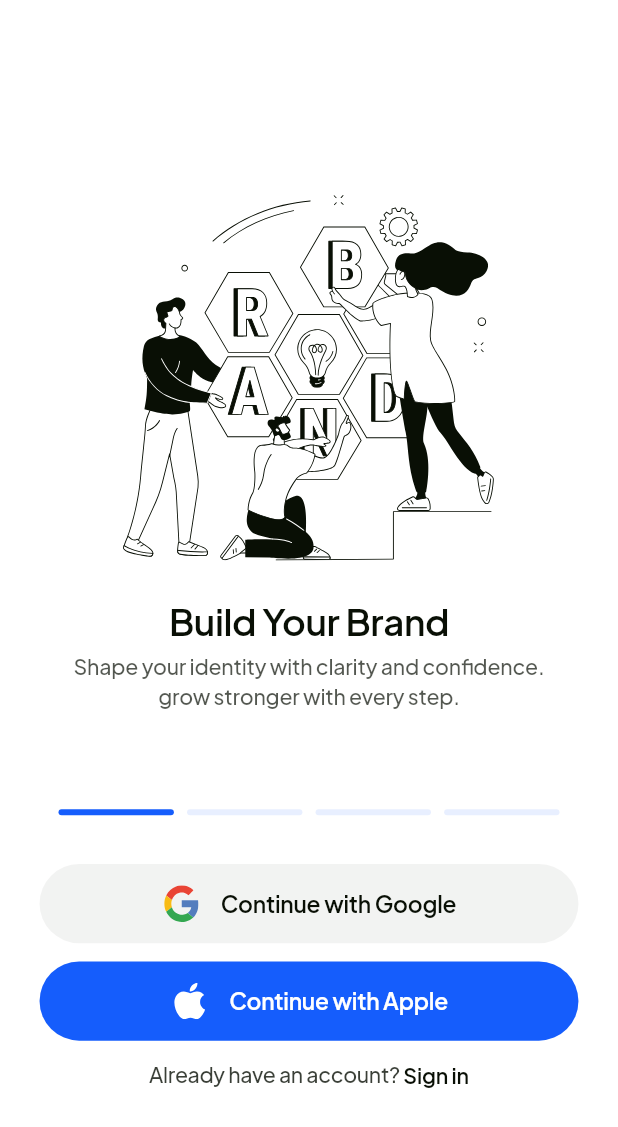
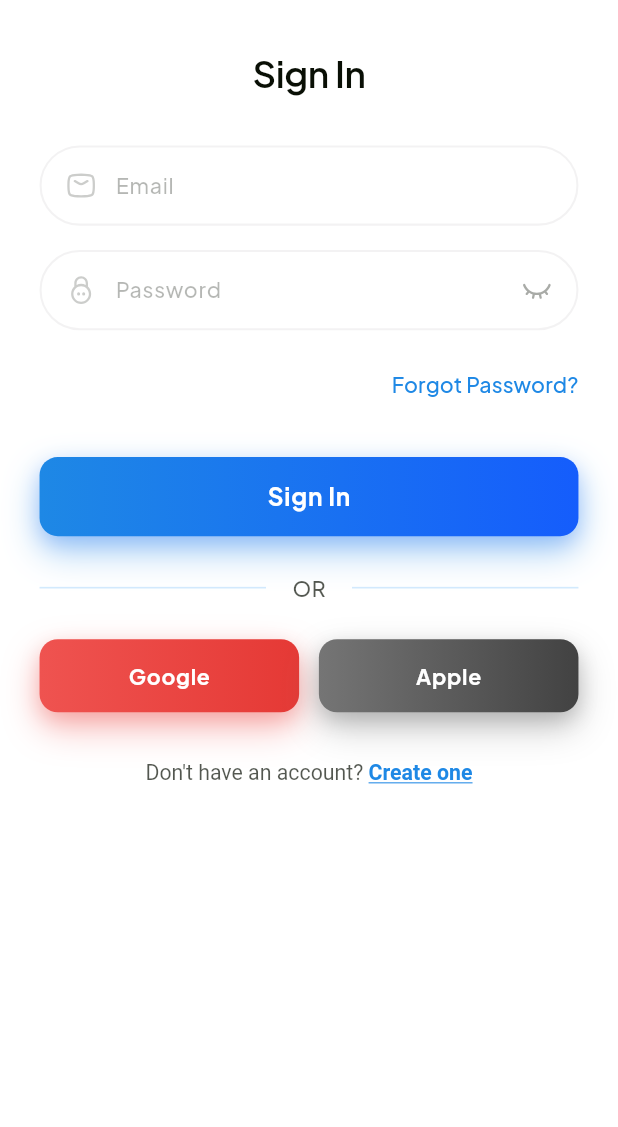
Before and after one commit to Iamsakeeb10/blue-leaf-guide, a Flutter app: the screen it shows after launch, after a tap on "Sign in", on a phone screen of 412 x 824 dp. Shown: the top 1127 px of the screen. Run offline on Flutter 3.47's test engine with Material 3 defaults, Android fonts, the phone set to English and light mode, and no system bars; our stand-ins replace flutter_screenutil, flutter_svg, go_router, google_fonts.

Commit message:
made the textfield

```diff
--- a/lib/app/navigation/app_router.dart
+++ b/lib/app/navigation/app_router.dart
@@ -0,0 +1,18 @@
+import 'package:go_router/go_router.dart';
+
+import '../../features/auth/presentation/screens/sign_in_screen.dart';
+import '../../features/onboarding/presentation/screens/onboarding_screen.dart';
+
+final GoRouter router = GoRouter(
+  initialLocation: '/onboarding',
+  routes: [
+    GoRoute(
+      path: '/onboarding',
+      builder: (context, state) => const OnboardingScreen(),
+    ),
+    GoRoute(
+      path: '/sign-in',
+      builder: (context, state) => const SignInScreen(),
+    ),
+  ],
+);
--- a/lib/app/theme/app_colors.dart
+++ b/lib/app/theme/app_colors.dart
@@ -11,8 +11,16 @@
   ); // Dark text with 70% opacity
 
   static const Color neutral50 = Color(0x0D090F05);
+  static const Color neutral10 = Color(
+    0x090F050D,
+  ); // Very light overlay / shadow
 
   // 🌿 New Colors
   static const Color brand500 = Color(0xFF155DFC); // Active indicator
   static const Color brand50 = Color(0xFFE8EFFF); // Brand 50
+
+  // 🌿 Dummy Colors
+  static const Color primary = Color(0xFF1E88E5); // Blue
+  static const Color tint = Color(0xFF90CAF9); // Light Blue / Tint
+  static const Color danger = Color(0xFFD32F2F); // Red / Error
 }
--- /dev/null
+++ b/lib/app/utils/sizes.dart
@@ -0,0 +1,125 @@
+import 'package:flutter_screenutil/flutter_screenutil.dart';
+
+/// Padding & Margin
+class AppPadding {
+  static double get p2 => 2.r;
+  static double get p4 => 4.r;
+  static double get p6 => 6.r;
+  static double get p8 => 8.r;
+  static double get p10 => 10.r;
+  static double get p12 => 12.r;
+  static double get p14 => 14.r;
+  static double get p16 => 16.r;
+  static double get p20 => 20.r;
+  static double get p24 => 24.r;
+  static double get p28 => 28.r;
+  static double get p32 => 32.r;
+  static double get p36 => 36.r;
+  static double get p40 => 40.r;
+  static double get p48 => 48.r;
+  static double get p56 => 56.r;
+  static double get p64 => 64.r;
+}
+
+/// Font Sizes
+class AppFontSize {
+  static double get s8 => 8.sp;
+  static double get s10 => 10.sp;
+  static double get s12 => 12.sp;
+  static double get s14 => 14.sp;
+  static double get s16 => 16.sp;
+  static double get s18 => 18.sp;
+  static double get s20 => 20.sp;
+  static double get s22 => 22.sp;
+  static double get s24 => 24.sp;
+  static double get s28 => 28.sp;
+  static double get s32 => 32.sp;
+  static double get s36 => 36.sp;
+  static double get s40 => 40.sp;
+  static double get s48 => 48.sp;
+  static double get s56 => 56.sp;
+}
+
+/// Icon Sizes
+class AppIconSize {
+  static double get xs => 12.sp;
+  static double get sm => 16.sp;
+  static double get md => 24.sp;
+  static double get lg => 32.sp;
+  static double get xl => 40.sp;
+  static double get xxl => 48.sp;
+  static double get xxxl => 56.sp;
+}
+
+/// Radius / Border Radius
+class AppRadius {
+  static double get r2 => 2.r;
+  static double get r4 => 4.r;
+  static double get r6 => 6.r;
+  static double get r8 => 8.r;
+  static double get r10 => 10.r;
+  static double get r12 => 12.r;
+  static double get r16 => 16.r;
+  static double get r20 => 20.r;
+  static double get r24 => 24.r;
+  static double get r28 => 28.r;
+  static double get r32 => 32.r;
+  static double get r40 => 40.r;
+  static double get r48 => 48.r;
+  static double get r56 => 56.r;
+}
+
+/// Widths
+class AppWidth {
+  static double get w20 => 20.w;
+  static double get w40 => 40.w;
+  static double get w50 => 50.w;
+  static double get w60 => 60.w;
+  static double get w80 => 80.w;
+  static double get w100 => 100.w;
+  static double get w120 => 120.w;
+  static double get w150 => 150.w;
+  static double get w180 => 180.w;
+  static double get w200 => 200.w;
+  static double get w250 => 250.w;
+  static double get w300 => 300.w;
+  static double get w350 => 350.w;
+  static double get w400 => 400.w;
+  static double get w500 => 500.w;
+}
+
+/// Heights
+class AppHeight {
+  static double get h20 => 20.h;
+  static double get h40 => 40.h;
+  static double get h50 => 50.h;
+  static double get h60 => 60.h;
+  static double get h80 => 80.h;
+  static double get h100 => 100.h;
+  static double get h120 => 120.h;
+  static double get h150 => 150.h;
+  static double get h180 => 180.h;
+  static double get h200 => 200.h;
+  static double get h250 => 250.h;
+  static double get h300 => 300.h;
+  static double get h350 => 350.h;
+  static double get h400 => 400.h;
+  static double get h500 => 500.h;
+}
+
+/// Example Spacing
+class AppSpacing {
+  static double get verticalExtraSmall => 4.h;
+  static double get verticalSmall => 8.h;
+  static double get verticalMedium => 16.h;
+  static double get verticalLarge => 24.h;
+  static double get verticalExtraLarge => 32.h;
+  static double get verticalXXLarge => 48.h;
+
+  static double get horizontalExtraSmall => 4.w;
+  static double get horizontalSmall => 8.w;
+  static double get horizontalMedium => 16.w;
+  static double get horizontalLarge => 24.w;
+  static double get horizontalExtraLarge => 32.w;
+  static double get horizontalXXLarge => 48.w;
+}
--- /dev/null
+++ b/lib/features/auth/presentation/screens/sign_in_screen.dart
@@ -0,0 +1,186 @@
+import 'package:flutter/material.dart';
+import 'package:flutter_screenutil/flutter_screenutil.dart';
+
+import '../../../../app/theme/app_colors.dart';
+import '../../../../app/utils/sizes.dart';
+import '../../../../shared/widgets/button.dart';
+import '../../../../shared/widgets/text_field.dart' as CustomTextField;
+import '../../../onboarding/presentation/widgets/onboarding_widgets.dart';
+
+class SignInScreen extends StatelessWidget {
+  const SignInScreen({super.key});
+
+  @override
+  Widget build(BuildContext context) {
+    final emailController = TextEditingController();
+    final passwordController = TextEditingController();
+
+    return Scaffold(
+      backgroundColor: Colors.white,
+      body: SafeArea(
+        child: LayoutBuilder(
+          builder: (context, constraints) {
+            return SingleChildScrollView(
+              padding: EdgeInsets.symmetric(horizontal: 24.w, vertical: 32.h),
+              child: ConstrainedBox(
+                constraints: BoxConstraints(minHeight: constraints.maxHeight),
+                child: IntrinsicHeight(
+                  child: Column(
+                    crossAxisAlignment: CrossAxisAlignment.stretch,
+                    children: [
+                      // Title
+                      const OnboardingTitle(text: 'Sign In'),
+                      SizedBox(height: 32.h),
+
+                      // Email Field
+                      CustomTextField.TextField(
+                        controller: emailController,
+                        label: 'Email',
+                        hint: 'Email',
+                        keyboardType: TextInputType.emailAddress,
+                        textInputAction: TextInputAction.next,
+                        prefixIconSvg: 'assets/icons/svg/mail.svg',
+                      ),
+                      SizedBox(height: 16.h),
+
+                      // Password Field
+                      CustomTextField.TextField(
+                        controller: passwordController,
+                        label: 'Password',
+                        hint: 'Password',
+                        obscureText: true,
+                        textInputAction: TextInputAction.done,
+                        suffixIconSvg: 'assets/icons/svg/eye-closed.svg',
+                        prefixIconSvg: 'assets/icons/svg/lock.svg',
+                      ),
+                      SizedBox(height: 12.h),
+
+                      // Forgot Password
+                      Align(
+                        alignment: Alignment.centerRight,
+                        child: TextButton(
+                          onPressed: () {},
+                          style: TextButton.styleFrom(
+                            padding: EdgeInsets.zero,
+                            minimumSize: Size(0, 24.h),
+                          ),
+                          child: Text(
+                            'Forgot Password?',
+                            style: TextStyle(
+                              fontSize: AppFontSize.s14,
+                              color: AppColors.primary,
+                              fontWeight: FontWeight.w500,
+                            ),
+                          ),
+                        ),
+                      ),
+                      SizedBox(height: 24.h),
+
+                      // Sign In Button
+                      Button(
+                        onPressed: () {},
+                        text: 'Sign In',
+                        height: 52.h,
+                        borderRadius: BorderRadius.circular(12.r),
+                        fontSize: AppFontSize.s16,
+                      ),
+                      SizedBox(height: 24.h),
+
+                      // OR Divider
+                      Row(
+                        children: [
+                          Expanded(
+                            child: Divider(
+                              color: AppColors.tint.withOpacity(0.4),
+                              thickness: 1.w,
+                            ),
+                          ),
+                          Padding(
+                            padding: EdgeInsets.symmetric(horizontal: 16.w),
+                            child: Text(
+                              'OR',
+                              style: TextStyle(
+                                fontSize: AppFontSize.s14,
+                                color: AppColors.textSecondary,
+                                fontWeight: FontWeight.w500,
+                              ),
+                            ),
+                          ),
+                          Expanded(
+                            child: Divider(
+                              color: AppColors.tint.withOpacity(0.4),
+                              thickness: 1.w,
+                            ),
+                          ),
+                        ],
+                      ),
+                      SizedBox(height: 24.h),
+
+                      // Social Buttons
+                      Row(
+                        children: [
+                          Expanded(
+                            child: Button(
+                              onPressed: () {},
+                              text: 'Google',
+                              height: 48.h,
+                              borderRadius: BorderRadius.circular(12.r),
+                              fontSize: AppFontSize.s14,
+                              gradientColors: [
+                                Colors.red[400]!,
+                                Colors.red[600]!,
+                              ],
+                            ),
+                          ),
+                          SizedBox(width: 12.w),
+                          Expanded(
+                            child: Button(
+                              onPressed: () {},
+                              text: 'Apple',
+                              height: 48.h,
+                              borderRadius: BorderRadius.circular(12.r),
+                              fontSize: AppFontSize.s14,
+                              gradientColors: [
+                                Colors.grey[600]!,
+                                Colors.grey[800]!,
+                              ],
+                            ),
+                          ),
+                        ],
+                      ),
+                      SizedBox(height: 32.h),
+
+                      // Sign Up Link
+                      Center(
+                        child: RichText(
+                          text: TextSpan(
+                            text: "Don't have an account? ",
+                            style: TextStyle(
+                              fontSize: AppFontSize.s14,
+                              color: AppColors.textSecondary,
+                              fontWeight: FontWeight.w400,
+                            ),
+                            children: [
+                              TextSpan(
+                                text: 'Create one',
+                                style: TextStyle(
+                                  color: AppColors.primary,
+                                  fontWeight: FontWeight.w600,
+                                  decoration: TextDecoration.underline,
+                                ),
+                              ),
+                            ],
+                          ),
+                        ),
+                      ),
+                    ],
+                  ),
+                ),
+              ),
+            );
+          },
+        ),
+      ),
+    );
+  }
+}
--- a/lib/features/onboarding/presentation/widgets/onboarding_widgets.dart
+++ b/lib/features/onboarding/presentation/widgets/onboarding_widgets.dart
@@ -1,6 +1,7 @@
 import 'package:flutter/material.dart';
 import 'package:flutter_screenutil/flutter_screenutil.dart';
 import 'package:flutter_svg/flutter_svg.dart';
+import 'package:go_router/go_router.dart';
 
 import '../../../../app/theme/app_colors.dart';
 
@@ -161,6 +162,7 @@
         InkWell(
           onTap: () {
             // Navigate to sign in
+            context.go('/sign-in');
           },
           child: Text(
             'Sign in',
--- a/lib/main.dart
+++ b/lib/main.dart
@@ -2,7 +2,7 @@
 import 'package:flutter_screenutil/flutter_screenutil.dart';
 import 'package:google_fonts/google_fonts.dart';
 
-import 'features/onboarding/presentation/screens/onboarding_screen.dart';
+import 'app/navigation/app_router.dart';
 
 void main() {
   WidgetsFlutterBinding.ensureInitialized();
@@ -19,7 +19,7 @@
       minTextAdapt: true,
       splitScreenMode: true,
       builder: (context, child) {
-        return MaterialApp(
+        return MaterialApp.router(
           title: 'Blue Leaf Guide',
           debugShowCheckedModeBanner: false,
           theme: ThemeData(
@@ -31,10 +31,9 @@
               Theme.of(context).textTheme,
             ),
           ),
-          home: child,
+          routerConfig: router,
         );
       },
-      child: const OnboardingScreen(),
     );
   }
 }
--- /dev/null
+++ b/lib/shared/widgets/button.dart
@@ -0,0 +1,159 @@
+// lib/app/widgets/gradient_button.dart
+import 'package:flutter/material.dart';
+import 'package:flutter_screenutil/flutter_screenutil.dart';
+
+import '../../app/theme/app_colors.dart';
+import '../../app/utils/sizes.dart';
+
+class Button extends StatefulWidget {
+  final VoidCallback onPressed;
+  final bool isLoading;
+  final String text;
+  final IconData? icon;
+  final double? height;
+  final double? width;
+  final List<Color>? gradientColors;
+  final BorderRadius? borderRadius;
+  final Color? textColor;
+  final double? fontSize;
+  final FontWeight? fontWeight;
+  final EdgeInsets? padding;
+  final bool showIcon;
+  final Color? loadingIndicatorColor;
+
+  const Button({
+    super.key,
+    required this.onPressed,
+    required this.text,
+    this.isLoading = false,
+    this.icon,
+    this.height,
+    this.width,
+    this.gradientColors,
+    this.borderRadius,
+    this.textColor,
+    this.fontSize,
+    this.fontWeight,
+    this.padding,
+    this.showIcon = true,
+    this.loadingIndicatorColor,
+  });
+
+  @override
+  State<Button> createState() => _ButtonState();
+}
+
+class _ButtonState extends State<Button> with SingleTickerProviderStateMixin {
+  late AnimationController _controller;
+  late Animation<double> _scaleAnimation;
+
+  @override
+  void initState() {
+    super.initState();
+    _controller = AnimationController(
+      duration: const Duration(milliseconds: 100),
+      vsync: this,
+    );
+    _scaleAnimation = Tween<double>(
+      begin: 1.0,
+      end: 0.97,
+    ).animate(CurvedAnimation(parent: _controller, curve: Curves.easeInOut));
+  }
+
+  @override
+  void dispose() {
+    _controller.dispose();
+    super.dispose();
+  }
+
+  @override
+  Widget build(BuildContext context) {
+    final gradientColors =
+        widget.gradientColors ?? [AppColors.primary, AppColors.brand500];
+
+    final borderRadius =
+        widget.borderRadius ?? BorderRadius.circular(AppRadius.r16);
+
+    final textColor = widget.textColor ?? AppColors.background;
+
+    final fontSize = widget.fontSize ?? AppFontSize.s18;
+
+    final fontWeight = widget.fontWeight ?? FontWeight.bold;
+
+    final height = widget.height ?? 58.h;
+
+    final width = widget.width ?? double.infinity;
+
+    final loadingColor = widget.loadingIndicatorColor ?? AppColors.background;
+
+    return ScaleTransition(
+      scale: _scaleAnimation,
+      child: GestureDetector(
+        onTapDown: (_) => _controller.forward(),
+        onTapUp: (_) {
+          _controller.reverse();
+          if (!widget.isLoading) widget.onPressed();
+        },
+        onTapCancel: () => _controller.reverse(),
+        child: Container(
+          width: width,
+          height: height,
+          padding: widget.padding,
+          decoration: BoxDecoration(
+            gradient: LinearGradient(
+              colors: gradientColors,
+              begin: Alignment.centerLeft,
+              end: Alignment.centerRight,
+            ),
+            borderRadius: borderRadius,
+            boxShadow: [
+              BoxShadow(
+                color: gradientColors.first.withOpacity(0.4),
+                blurRadius: 20.r,
+                offset: Offset(0, 10.h),
+              ),
+              BoxShadow(
+                color: gradientColors.last.withOpacity(0.2),
+                blurRadius: 10.r,
+                offset: Offset(0, 5.h),
+              ),
+            ],
+          ),
+          child: Center(
+            child: widget.isLoading
+                ? SizedBox(
+                    width: 24.w,
+                    height: 24.w,
+                    child: CircularProgressIndicator(
+                      strokeWidth: 2.5.w,
+                      valueColor: AlwaysStoppedAnimation<Color>(loadingColor),
+                    ),
+                  )
+                : Row(
+                    mainAxisSize: MainAxisSize.min,
+                    children: [
+                      Text(
+                        widget.text,
+                        style: TextStyle(
+                          color: textColor,
+                          fontSize: fontSize,
+                          fontWeight: fontWeight,
+                          letterSpacing: 0.5,
+                        ),
+                      ),
+                      if (widget.showIcon && widget.icon != null) ...[
+                        SizedBox(width: AppSpacing.horizontalSmall),
+                        Icon(
+                          widget.icon,
+                          color: textColor,
+                          size: AppIconSize.sm,
+                        ),
+                      ],
+                    ],
+                  ),
+          ),
+        ),
+      ),
+    );
+  }
+}
--- /dev/null
+++ b/lib/shared/widgets/text_field.dart
@@ -0,0 +1,221 @@
+// lib/app/widgets/modern_text_field.dart
+import 'package:flutter/material.dart';
+import 'package:flutter_screenutil/flutter_screenutil.dart';
+import 'package:flutter_svg/flutter_svg.dart';
+
+import '../../app/theme/app_colors.dart';
+import '../../app/utils/sizes.dart';
+
+class TextField extends StatefulWidget {
+  final TextEditingController controller;
+  final String label;
+  final String hint;
+  final IconData? icon;
+  final bool obscureText;
+  final TextInputType? keyboardType;
+  final String? Function(String?)? validator;
+  final Widget? suffixIcon;
+  final VoidCallback? onChanged;
+  final VoidCallback? onEditingComplete;
+  final TextInputAction? textInputAction;
+  final bool enabled;
+  final int? maxLines;
+  final int? minLines;
+  final TextCapitalization textCapitalization;
+  final String? prefixIconSvg; // NEW - for SVG path
+  final String? suffixIconSvg; // NEW - for SVG path
+  final Widget? prefixIconWidget; // For custom widget
+
+  const TextField({
+    super.key,
+    required this.controller,
+    required this.label,
+    required this.hint,
+    this.icon,
+    this.obscureText = false,
+    this.keyboardType,
+    this.validator,
+    this.suffixIcon,
+    this.onChanged,
+    this.onEditingComplete,
+    this.textInputAction,
+    this.enabled = true,
+    this.maxLines = 1,
+    this.minLines,
+    this.textCapitalization = TextCapitalization.none,
+    this.prefixIconSvg,
+    this.prefixIconWidget,
+    this.suffixIconSvg,
+  });
+
+  @override
+  State<TextField> createState() => _TextFieldState();
+}
+
+class _TextFieldState extends State<TextField> {
+  bool _isFocused = false;
+
+  @override
+  Widget build(BuildContext context) {
+    return Column(
+      crossAxisAlignment: CrossAxisAlignment.start,
+      children: [
+        Focus(
+          onFocusChange: (hasFocus) {
+            setState(() => _isFocused = hasFocus);
+          },
+          child: TextFormField(
+            controller: widget.controller,
+            obscureText: widget.obscureText,
+            keyboardType: widget.keyboardType,
+            validator: widget.validator,
+            enabled: widget.enabled,
+            maxLines: widget.obscureText ? 1 : widget.maxLines,
+            minLines: widget.minLines,
+            textInputAction: widget.textInputAction,
+            textCapitalization: widget.textCapitalization,
+            onChanged: widget.onChanged != null
+                ? (_) => widget.onChanged!()
+                : null,
+            onEditingComplete: widget.onEditingComplete,
+            style: TextStyle(
+              fontSize: 14.sp,
+              color: AppColors.textPrimary,
+              fontWeight: FontWeight.w500,
+            ),
+            decoration: InputDecoration(
+              hintText: widget.hint,
+              hintStyle: TextStyle(
+                color: AppColors.textPrimary.withOpacity(0.3),
+                fontSize: AppFontSize.s14,
+                fontWeight: FontWeight.w500,
+              ),
+              prefixIconConstraints: BoxConstraints(
+                minWidth: 16.w + 20.r + 8.w,
+                minHeight: 12.h + 20.r + 12.h,
+              ),
+              prefixIcon:
+                  (widget.prefixIconWidget != null ||
+                      widget.prefixIconSvg != null ||
+                      widget.icon != null)
+                  ? Padding(
+                      padding: EdgeInsets.only(
+                        left: 16.w,
+                        right: 8.w,
+                        top: 12.h,
+                        bottom: 12.h,
+                      ),
+                      child: _buildPrefixIcon(),
+                    )
+                  : null,
+
+              suffixIconConstraints: BoxConstraints(
+                minWidth: 8.w + 20.r + 16.w,
+                minHeight: 12.h + 20.r + 12.h,
+              ),
+              suffixIcon:
+                  (widget.suffixIconSvg != null || widget.suffixIcon != null)
+                  ? Padding(
+                      padding: EdgeInsets.only(
+                        left: 8.w,
+                        right: 16.w,
+                        top: 12.h,
+                        bottom: 12.h,
+                      ),
+                      child: _buildSuffixIcon(),
+                    )
+                  : null,
+
+              filled: true,
+              fillColor: widget.enabled
+                  ? AppColors.background.withOpacity(0.5)
+                  : AppColors.background.withOpacity(0.3),
+              border: OutlineInputBorder(
+                borderRadius: BorderRadius.circular(100.r),
+                borderSide: BorderSide.none,
+              ),
+              enabledBorder: OutlineInputBorder(
+                borderRadius: BorderRadius.circular(100.r),
+                borderSide: BorderSide(
+                  color: AppColors.neutral10.withOpacity(0.05),
+                  width: 1.25.w,
+                ),
+              ),
+              focusedBorder: OutlineInputBorder(
+                borderRadius: BorderRadius.circular(100.r),
+                borderSide: BorderSide(color: AppColors.primary, width: 1.25.w),
+              ),
+              errorBorder: OutlineInputBorder(
+                borderRadius: BorderRadius.circular(100.r),
+                borderSide: BorderSide(color: AppColors.danger, width: 1.25.w),
+              ),
+              focusedErrorBorder: OutlineInputBorder(
+                borderRadius: BorderRadius.circular(100.r),
+                borderSide: BorderSide(color: AppColors.danger, width: 1.25.w),
+              ),
+              disabledBorder: OutlineInputBorder(
+                borderRadius: BorderRadius.circular(100.r),
+                borderSide: BorderSide(
+                  color: AppColors.tint.withOpacity(0.2),
+                  width: 1.25.w,
+                ),
+              ),
+              contentPadding: EdgeInsets.symmetric(
+                horizontal: AppPadding.p16,
+                vertical: 16.h,
+              ),
+              errorStyle: TextStyle(
+                fontSize: AppFontSize.s12,
+                fontWeight: FontWeight.w500,
+              ),
+            ),
+          ),
+        ),
+      ],
+    );
+  }
+
+  Widget _buildPrefixIcon() {
+    if (widget.prefixIconWidget != null) {
+      return SizedBox(
+        width: 20.r,
+        height: 20.r,
+        child: widget.prefixIconWidget,
+      );
+    }
+
+    if (widget.prefixIconSvg != null) {
+      return SvgPicture.asset(
+        widget.prefixIconSvg!,
+        width: 20.r,
+        height: 20.r,
+        colorFilter: ColorFilter.mode(
+          _isFocused ? AppColors.primary : AppColors.textSecondary,
+          BlendMode.srcIn,
+        ),
+      );
+    }
+
+    return Icon(
+      widget.icon,
+      size: 20.r,
+      color: _isFocused ? AppColors.primary : AppColors.textSecondary,
+    );
+  }
+
+  Widget _buildSuffixIcon() {
+    if (widget.suffixIconSvg != null) {
+      return SvgPicture.asset(
+        widget.suffixIconSvg!,
+        width: 20.r,
+        height: 20.r,
+        colorFilter: ColorFilter.mode(
+          _isFocused ? AppColors.primary : AppColors.textSecondary,
+          BlendMode.srcIn,
+        ),
+      );
+    }
+
+    return SizedBox(width: 20.r, height: 20.r, child: widget.suffixIcon);
+  }
+}
```
Also changed, not shown: assets/icons/svg/eye-closed.svg (added), assets/icons/svg/lock.svg (added), assets/icons/svg/mail.svg (added).
